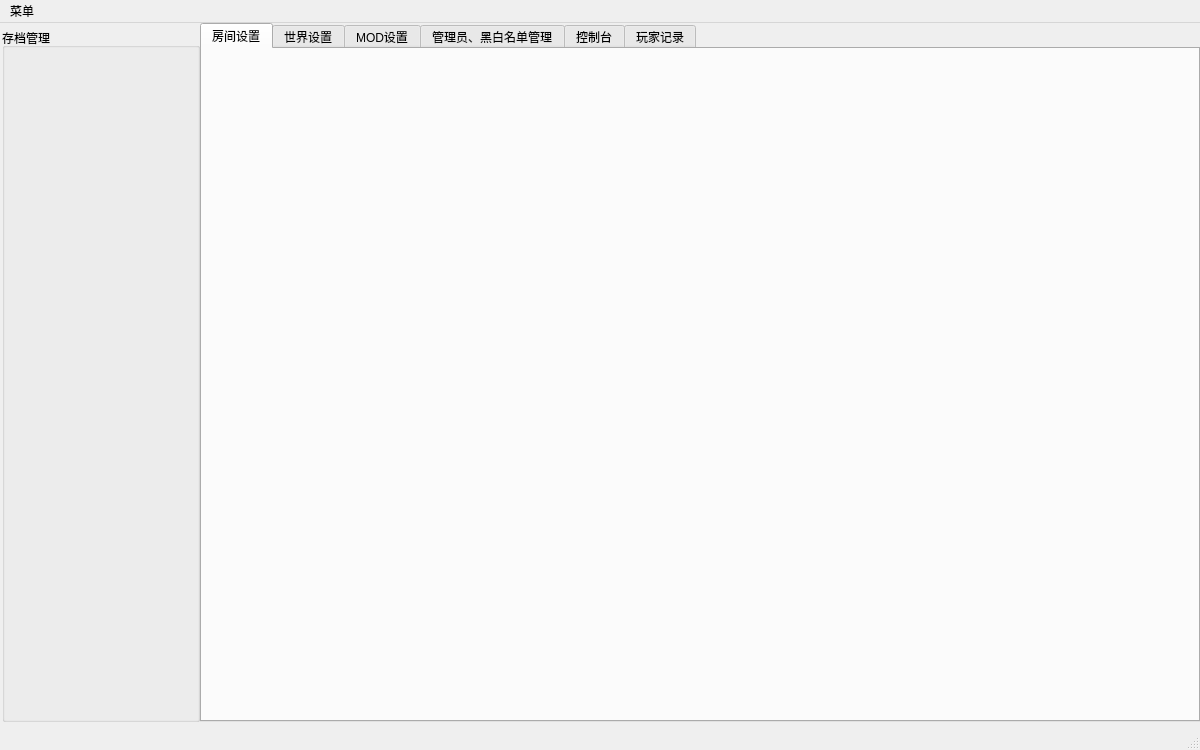
Before: the Qt Designer form ui_design/mainwindow.ui in ariwori/DSTServerManager, drawn with Qt 5.
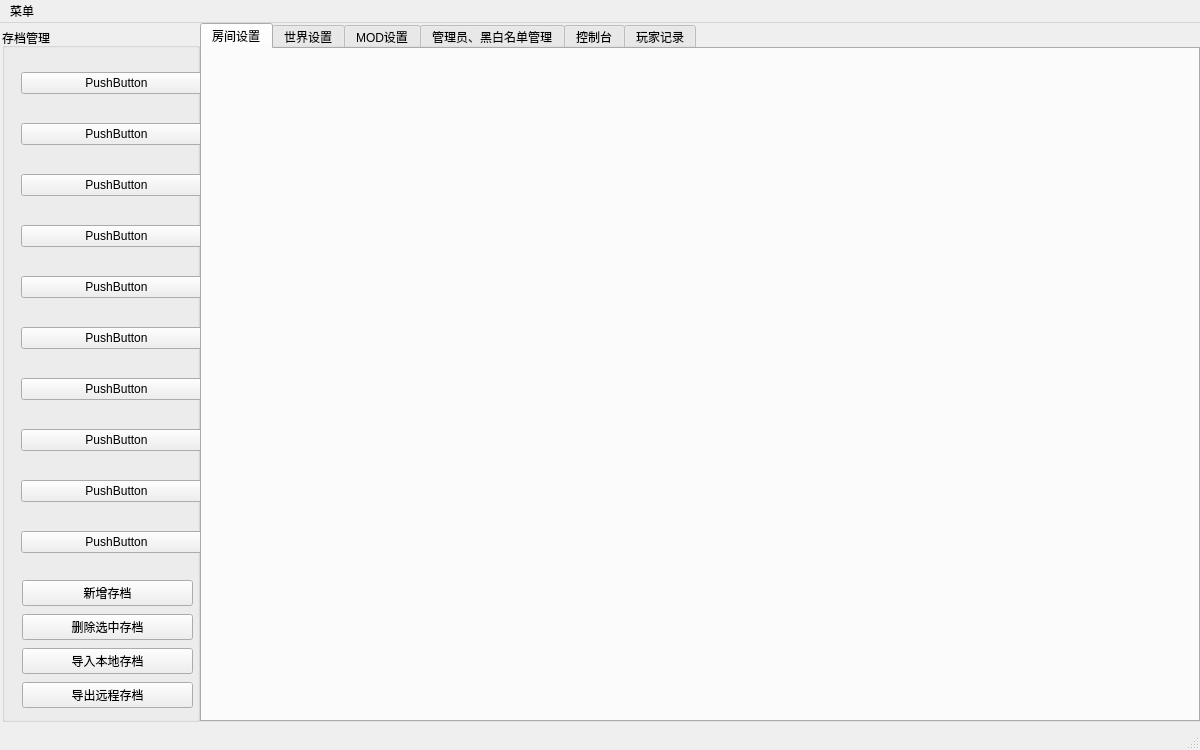
After: the same form once the commit is applied.

Diff of the .ui file:
```diff
--- a/ui_design/mainwindow.ui
+++ b/ui_design/mainwindow.ui
@@ -81,6 +81,131 @@
     <property name="title">
      <string>存档管理</string>
     </property>
+    <widget class="QWidget" name="verticalLayoutWidget">
+     <property name="geometry">
+      <rect>
+       <x>19</x>
+       <y>20</y>
+       <width>191</width>
+       <height>531</height>
+      </rect>
+     </property>
+     <layout class="QVBoxLayout" name="verticalLayout">
+      <property name="spacing">
+       <number>5</number>
+      </property>
+      <item>
+       <widget class="QPushButton" name="pushButton_2">
+        <property name="text">
+         <string>PushButton</string>
+        </property>
+       </widget>
+      </item>
+      <item>
+       <widget class="QPushButton" name="pushButton_6">
+        <property name="text">
+         <string>PushButton</string>
+        </property>
+       </widget>
+      </item>
+      <item>
+       <widget class="QPushButton" name="pushButton_8">
+        <property name="text">
+         <string>PushButton</string>
+        </property>
+       </widget>
+      </item>
+      <item>
+       <widget class="QPushButton" name="pushButton_10">
+        <property name="text">
+         <string>PushButton</string>
+        </property>
+       </widget>
+      </item>
+      <item>
+       <widget class="QPushButton" name="pushButton_9">
+        <property name="text">
+         <string>PushButton</string>
+        </property>
+       </widget>
+      </item>
+      <item>
+       <widget class="QPushButton" name="pushButton_7">
+        <property name="text">
+         <string>PushButton</string>
+        </property>
+       </widget>
+      </item>
+      <item>
+       <widget class="QPushButton" name="pushButton_5">
+        <property name="text">
+         <string>PushButton</string>
+        </property>
+       </widget>
+      </item>
+      <item>
+       <widget class="QPushButton" name="pushButton_4">
+        <property name="text">
+         <string>PushButton</string>
+        </property>
+       </widget>
+      </item>
+      <item>
+       <widget class="QPushButton" name="pushButton_3">
+        <property name="text">
+         <string>PushButton</string>
+        </property>
+       </widget>
+      </item>
+      <item>
+       <widget class="QPushButton" name="pushButton">
+        <property name="text">
+         <string>PushButton</string>
+        </property>
+       </widget>
+      </item>
+     </layout>
+    </widget>
+    <widget class="QWidget" name="verticalLayoutWidget_2">
+     <property name="geometry">
+      <rect>
+       <x>20</x>
+       <y>550</y>
+       <width>171</width>
+       <height>135</height>
+      </rect>
+     </property>
+     <layout class="QVBoxLayout" name="verticalLayout_2">
+      <item>
+       <widget class="QPushButton" name="pushButton_13">
+        <property name="text">
+         <string>新增存档</string>
+        </property>
+       </widget>
+      </item>
+      <item>
+       <widget class="QPushButton" name="pushButton_14">
+        <property name="text">
+         <string>删除选中存档</string>
+        </property>
+       </widget>
+      </item>
+      <item>
+       <widget class="QPushButton" name="pushButton_11">
+        <property name="text">
+         <string>导入本地存档</string>
+        </property>
+       </widget>
+      </item>
+      <item>
+       <widget class="QPushButton" name="pushButton_12">
+        <property name="text">
+         <string>导出远程存档</string>
+        </property>
+       </widget>
+      </item>
+     </layout>
+    </widget>
    </widget>
   </widget>
   <widget class="QMenuBar" name="menubar">
```
